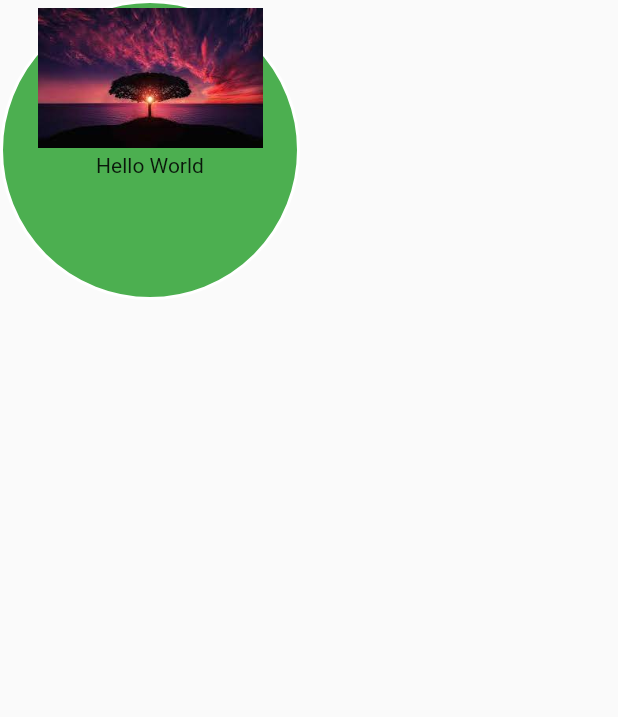
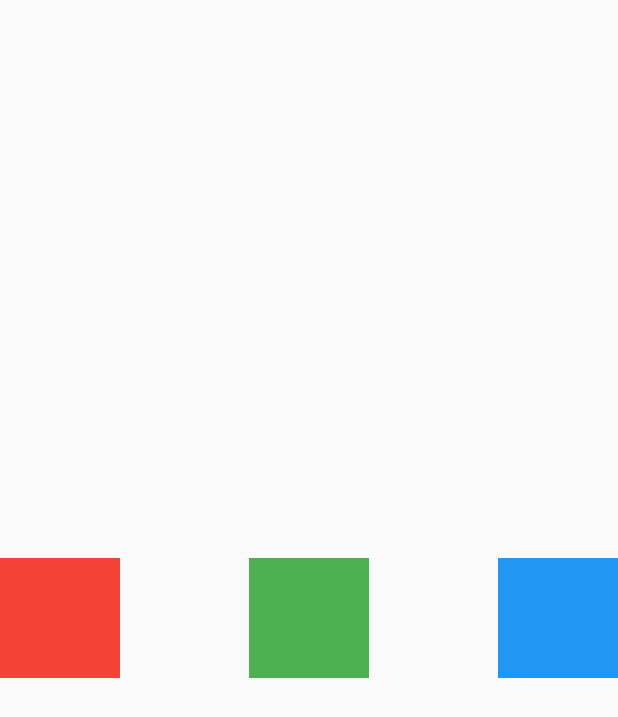
Before and after one commit to dnesbala/dart-flutter-fundamentals, a Flutter app: the screen it shows after launch, on a phone screen of 412 x 824 dp. Shown: the top 717 px of the screen. Run offline on Flutter 3.47's test engine with Material 2 defaults, Android fonts, the phone set to English and light mode, and no system bars.

Commit message:
Row, Column

```diff
--- a/firstapp/lib/main.dart
+++ b/firstapp/lib/main.dart
@@ -1,3 +1,4 @@
+import 'package:firstapp/row_column_test.dart';
 import 'package:flutter/material.dart';
 
 void main() {
@@ -19,7 +20,7 @@ class HomePage extends StatelessWidget {
   Widget build(BuildContext context) {
     return SafeArea(
       child: Scaffold(
-        body: HomeScreen(),
+        body: RowColumnTest(),
       ),
     );
   }
--- /dev/null
+++ b/firstapp/lib/row_column_test.dart
@@ -0,0 +1,37 @@
+import 'package:flutter/material.dart';
+
+class RowColumnTest extends StatelessWidget {
+  const RowColumnTest({super.key});
+
+  @override
+  Widget build(BuildContext context) {
+    return Scaffold(
+      body: SizedBox(
+        height: double.maxFinite,
+        width: double.maxFinite,
+        // Replace Row with Column and play around it
+        child: Row(
+          mainAxisAlignment: MainAxisAlignment.spaceBetween,
+          crossAxisAlignment: CrossAxisAlignment.center,
+          children: [
+            Container(
+              height: 80,
+              width: 80,
+              color: Colors.red,
+            ),
+            Container(
+              height: 80,
+              width: 80,
+              color: Colors.green,
+            ),
+            Container(
+              height: 80,
+              width: 80,
+              color: Colors.blue,
+            ),
+          ],
+        ),
+      ),
+    );
+  }
+}
```
